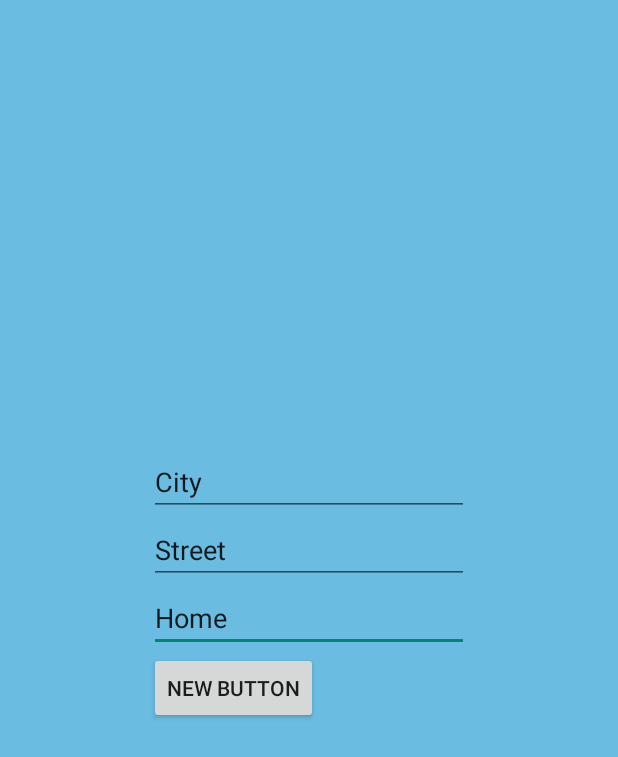
After one commit to nonconforme/GovMap_Android, an Android app: the layout activity_select_address.xml on its own in the app's theme, with its tools: preview values and no code run, on a phone screen of 412 x 824 dp. The commit adds this screen. Shown: the top 757 px of the screen. Run offline under Robolectric (Android 15) with nearby library versions, the light colour scheme and no system bars.

Commit message:
adding two activities - main and select address

```diff
--- a/app/src/main/java/com/govmap/BaseActivity.java
+++ b/app/src/main/java/com/govmap/BaseActivity.java
@@ -7,7 +7,6 @@ import android.support.v7.app.AppCompatActivity;
  * Created by MediumMG on 01.09.2015.
  */
 public abstract class BaseActivity extends AppCompatActivity {
-
 
     @Override
     protected void onCreate(Bundle savedInstanceState) {
--- /dev/null
+++ b/app/src/main/res/layout/activity_select_address.xml
@@ -0,0 +1,45 @@
+<?xml version="1.0" encoding="utf-8"?>
+<RelativeLayout xmlns:android="http://schemas.android.com/apk/res/android"
+    android:layout_width="match_parent"
+    android:layout_height="match_parent"
+    android:background="@color/blue.light">
+
+
+    <EditText
+        android:layout_width="wrap_content"
+        android:layout_height="wrap_content"
+        android:inputType="numberSigned"
+        style="@style/SelectAddressEditTextStyle"
+        android:id="@+id/etHome_ASA"
+        android:text="Home"
+        android:layout_centerVertical="true"
+        android:layout_centerHorizontal="true" />
+
+    <EditText
+        android:layout_width="wrap_content"
+        android:layout_height="wrap_content"
+        style="@style/SelectAddressEditTextStyle"
+        android:text="Street"
+        android:id="@+id/etStreet_ASA"
+        android:layout_above="@+id/etHome_ASA"
+        android:layout_centerHorizontal="true" />
+
+    <EditText
+        android:layout_width="wrap_content"
+        android:layout_height="wrap_content"
+        style="@style/SelectAddressEditTextStyle"
+        android:text="City"
+        android:id="@+id/etCity_ASA"
+        android:layout_above="@+id/etStreet_ASA"
+        android:layout_centerHorizontal="true" />
+
+    <Button
+        android:layout_width="wrap_content"
+        android:layout_height="wrap_content"
+        android:text="New Button"
+        android:id="@+id/btnFind_ASA"
+        android:layout_below="@+id/etHome_ASA"
+        android:layout_alignLeft="@+id/etHome_ASA"
+        android:layout_alignStart="@+id/etHome_ASA" />
+
+</RelativeLayout>
--- a/app/src/main/res/values/styles.xml
+++ b/app/src/main/res/values/styles.xml
@@ -9,4 +9,9 @@
         <item name="android:screenOrientation">portrait</item>
         <item name="colorPrimary">@color/blue.dark</item>
     </style>
+
+    <style name="SelectAddressEditTextStyle" parent="Base.V12.Widget.AppCompat.EditText">
+        <item name="android:inputType">textPersonName</item>
+        <item name="android:ems">10</item>
+    </style>
 </resources>
```
Also changed, not shown: app/src/main/java/com/govmap/MainActivity.java (added, +48 -0 lines), app/src/main/java/com/govmap/SelectAddressActivity.java (added, +36 -0 lines), app/src/main/res/layout/activity_main.xml (added, +30 -0 lines), 1 other file.
